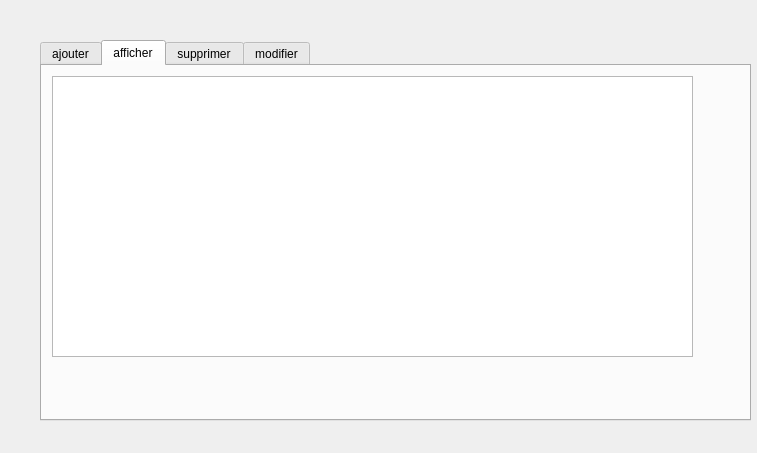
This is dialog.ui in Me710/BEAUTY_CENTER_2A20 as Qt 5 draws it before an edit. The edited form follows.
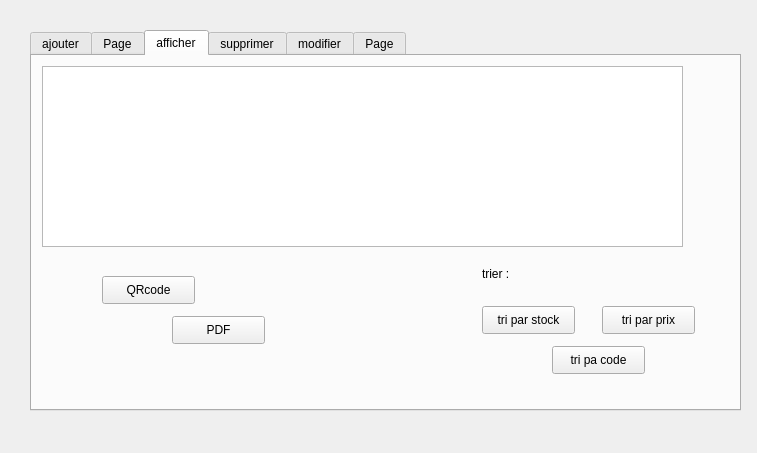
This is the edited form. The open tabs and pages were chosen to show the change. Icons and pictures are not drawn.

```diff
--- a/dialog.ui
+++ b/dialog.ui
@@ -16,8 +16,8 @@
   <widget class="QTabWidget" name="tabWidget">
    <property name="geometry">
     <rect>
-     <x>40</x>
-     <y>40</y>
+     <x>30</x>
+     <y>30</y>
      <width>711</width>
      <height>381</height>
     </rect>
@@ -210,6 +210,27 @@
     <zorder>la_qualite</zorder>
     <zorder>le_stock</zorder>
     <zorder>valider</zorder>
+    <zorder>wa</zorder>
+    <zorder>img_label</zorder>
+    <zorder>inserer_photo</zorder>
+   </widget>
+   <widget class="QWidget" name="tab_6">
+    <attribute name="title">
+     <string>Page</string>
+    </attribute>
+    <widget class="QPushButton" name="qrcode">
+     <property name="geometry">
+      <rect>
+       <x>230</x>
+       <y>40</y>
+       <width>93</width>
+       <height>28</height>
+      </rect>
+     </property>
+     <property name="text">
+      <string>qrcode</string>
+     </property>
+    </widget>
    </widget>
    <widget class="QWidget" name="tab_2">
     <attribute name="title">
@@ -221,10 +242,88 @@
        <x>10</x>
        <y>10</y>
        <width>641</width>
-       <height>281</height>
+       <height>181</height>
       </rect>
      </property>
     </widget>
+    <widget class="QPushButton" name="trier">
+     <property name="geometry">
+      <rect>
+       <x>520</x>
+       <y>290</y>
+       <width>93</width>
+       <height>28</height>
+      </rect>
+     </property>
+     <property name="text">
+      <string>tri pa code</string>
+     </property>
+    </widget>
+    <widget class="QPushButton" name="tri_prix">
+     <property name="geometry">
+      <rect>
+       <x>570</x>
+       <y>250</y>
+       <width>93</width>
+       <height>28</height>
+      </rect>
+     </property>
+     <property name="text">
+      <string>tri par prix</string>
+     </property>
+    </widget>
+    <widget class="QPushButton" name="tri_stock">
+     <property name="geometry">
+      <rect>
+       <x>450</x>
+       <y>250</y>
+       <width>93</width>
+       <height>28</height>
+      </rect>
+     </property>
+     <property name="text">
+      <string>tri par stock</string>
+     </property>
+    </widget>
+    <widget class="QPushButton" name="PDF">
+     <property name="geometry">
+      <rect>
+       <x>140</x>
+       <y>260</y>
+       <width>93</width>
+       <height>28</height>
+      </rect>
+     </property>
+     <property name="text">
+      <string>PDF</string>
+     </property>
+    </widget>
+    <widget class="QLabel" name="label_17">
+     <property name="geometry">
+      <rect>
+       <x>450</x>
+       <y>210</y>
+       <width>141</width>
+       <height>16</height>
+      </rect>
+     </property>
+     <property name="text">
+      <string>trier :</string>
+     </property>
+    </widget>
+    <widget class="QPushButton" name="Qr_code">
+     <property name="geometry">
+      <rect>
+       <x>70</x>
+       <y>220</y>
+       <width>93</width>
+       <height>28</height>
+      </rect>
+     </property>
+     <property name="text">
+      <string>QRcode</string>
+     </property>
+    </widget>
    </widget>
    <widget class="QWidget" name="tab_3">
     <attribute name="title">
@@ -448,6 +547,57 @@
     <zorder>le_nom_2</zorder>
     <zorder>comboBox_2</zorder>
    </widget>
+   <widget class="QWidget" name="tab_5">
+    <attribute name="title">
+     <string>Page</string>
+    </attribute>
+    <widget class="QLabel" name="label_16">
+     <property name="geometry">
+      <rect>
+       <x>60</x>
+       <y>30</y>
+       <width>171</width>
+       <height>20</height>
+      </rect>
+     </property>
+     <property name="text">
+      <string>code a rechercher :</string>
+     </property>
+    </widget>
+    <widget class="QLineEdit" name="chercher">
+     <property name="geometry">
+      <rect>
+       <x>280</x>
+       <y>30</y>
+       <width>113</width>
+       <height>22</height>
+      </rect>
+     </property>
+    </widget>
+    <widget class="QPushButton" name="rechercher">
+     <property name="geometry">
+      <rect>
+       <x>470</x>
+       <y>30</y>
+       <width>93</width>
+       <height>28</height>
+      </rect>
+     </property>
+     <property name="text">
+      <string>RECHERCHE</string>
+     </property>
+    </widget>
+    <widget class="QTableView" name="tab_recehreche">
+     <property name="geometry">
+      <rect>
+       <x>20</x>
+       <y>110</y>
+       <width>621</width>
+       <height>192</height>
+      </rect>
+     </property>
+    </widget>
+   </widget>
   </widget>
  </widget>
  <resources/>
```
Left out of the diff: 49 changed lines with no effect on the pictures.
